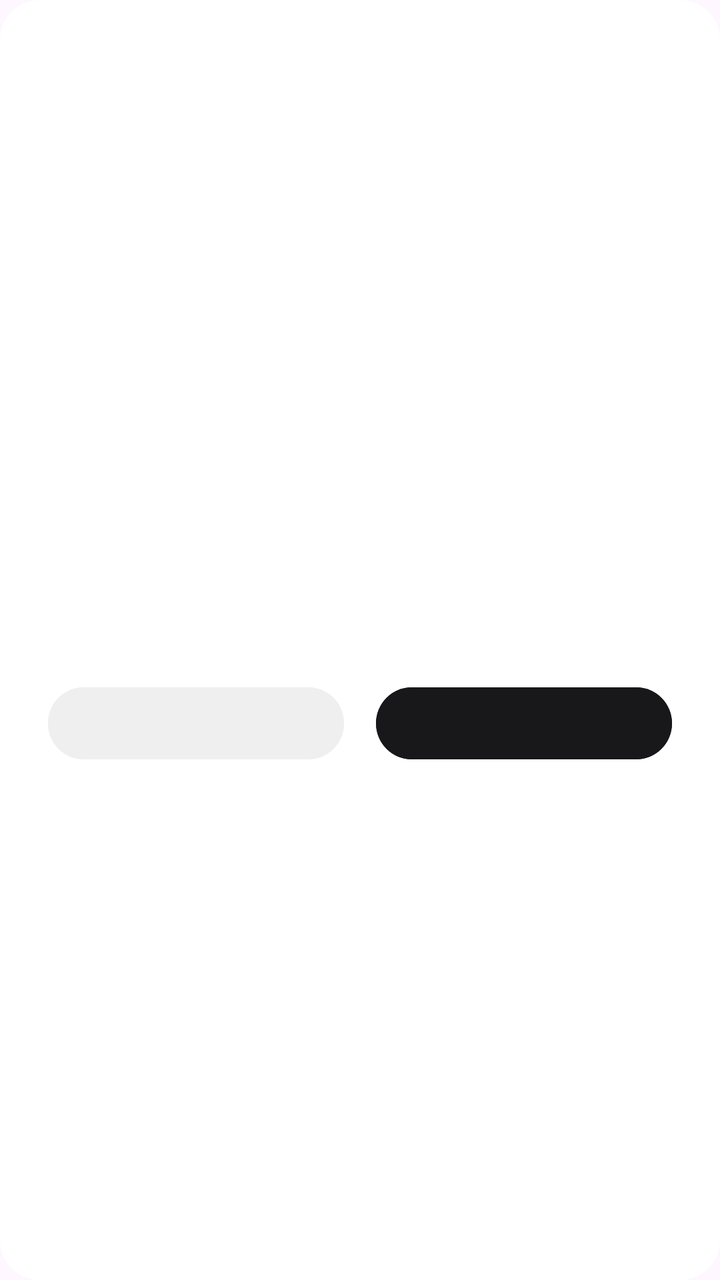
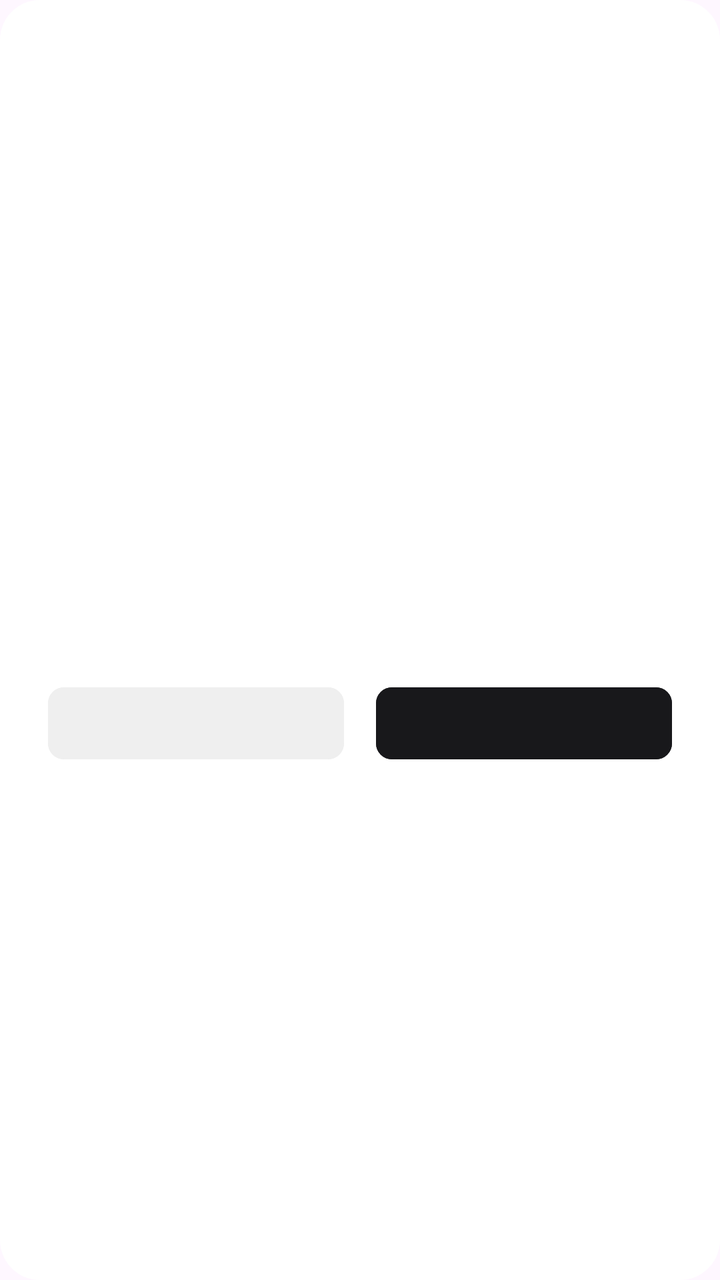

Screens rendered from an Android XML layout before and after an edit, with the pre-edit source and the edit as a unified diff.
<!-- AndroidManifest.xml: application theme Theme.Travel -->
<!-- res/layout/dialog_confirm.xml -->
<?xml version="1.0" encoding="utf-8"?>
<androidx.constraintlayout.widget.ConstraintLayout xmlns:android="http://schemas.android.com/apk/res/android"
    xmlns:app="http://schemas.android.com/apk/res-auto"
    android:layout_width="match_parent"
    android:layout_height="wrap_content"
    android:background="@drawable/bg_dialog"
    android:padding="24dp">

    <TextView
        android:id="@+id/dialogTitle"
        android:layout_width="0dp"
        android:layout_height="wrap_content"
        android:textSize="24sp"
        android:textStyle="normal"
        android:textColor="@color/text_primary"
        android:letterSpacing="0"
        android:lineHeight="32dp"
        android:fontFamily="@font/mont_heavy"
        app:layout_constraintTop_toTopOf="parent"
        app:layout_constraintStart_toStartOf="parent"
        app:layout_constraintEnd_toEndOf="parent" />

    <TextView
        android:id="@+id/dialogMessage"
        android:layout_width="0dp"
        android:layout_height="wrap_content"
        android:layout_marginTop="8dp"
        android:textSize="14sp"
        android:textColor="@color/text_muted"
        android:fontFamily="@font/mont_bold"
        app:layout_constraintTop_toBottomOf="@id/dialogTitle"
        app:layout_constraintStart_toStartOf="parent"
        app:layout_constraintEnd_toEndOf="parent" />

    <com.google.android.material.button.MaterialButton
        android:id="@+id/dialogNegativeButton"
        android:layout_width="0dp"
        android:layout_height="44dp"
        android:layout_marginTop="24dp"
        android:layout_marginEnd="8dp"
        android:backgroundTint="@color/button_secondary"
        android:textColor="@color/button_secondary_text"
        android:textSize="14sp"
        android:textAllCaps="false"
        android:letterSpacing="0"
        android:fontFamily="@font/mont_bold"
        app:shapeAppearanceOverlay="@style/ShapeAppearanceOverlay.Circle"
        app:layout_constraintTop_toBottomOf="@id/dialogMessage"
        app:layout_constraintStart_toStartOf="parent"
        app:layout_constraintEnd_toStartOf="@id/dialogPositiveButton"
        app:layout_constraintBottom_toBottomOf="parent" />

    <com.google.android.material.button.MaterialButton
        android:id="@+id/dialogPositiveButton"
        android:layout_width="0dp"
        android:layout_height="44dp"
        android:layout_marginTop="24dp"
        android:layout_marginStart="8dp"
        android:backgroundTint="@color/button_primary"
        android:textColor="@color/button_primary_text"
        android:textSize="14sp"
        android:textAllCaps="false"
        android:letterSpacing="0"
        android:fontFamily="@font/mont_bold"
        app:shapeAppearanceOverlay="@style/ShapeAppearanceOverlay.Circle"
        app:layout_constraintTop_toBottomOf="@id/dialogMessage"
        app:layout_constraintStart_toEndOf="@id/dialogNegativeButton"
        app:layout_constraintEnd_toEndOf="parent"
        app:layout_constraintBottom_toBottomOf="parent" />

</androidx.constraintlayout.widget.ConstraintLayout>
<!-- resources referenced by this layout -->
<resources>
  <color name="button_primary">#FF18181B</color>
  <color name="button_primary_text">#FFFFFFFF</color>
  <color name="button_secondary">#FFEFEFEF</color>
  <color name="button_secondary_text">#FF000000</color>
  <color name="text_muted">#FF71717A</color>
  <color name="text_primary">#FF18181B</color>
  <!-- drawable bg_dialog (drawable) -->
  <?xml version="1.0" encoding="utf-8"?>
  <shape xmlns:android="http://schemas.android.com/apk/res/android">
      <solid android:color="#FFFFFF" />
      <corners android:radius="20dp" />
  </shape>
  <style name="ShapeAppearanceOverlay.Circle" parent="">
          <item name="cornerSize">50%</item>
      </style>
  <style name="Theme.Travel" parent="Theme.Material3.DayNight.NoActionBar">
          <item name="colorPrimary">#2196F3</item>
          <item name="colorOnPrimary">@android:color/white</item>
      </style>
</resources>

<!-- the commit's change to res/layout/dialog_confirm.xml (unified diff, before → after) -->
@@ -43,6 +43,7 @@
         android:textSize="14sp"
         android:textAllCaps="false"
         android:letterSpacing="0"
+        app:cornerRadius="8dp"
         android:fontFamily="@font/mont_bold"
         app:shapeAppearanceOverlay="@style/ShapeAppearanceOverlay.Circle"
         app:layout_constraintTop_toBottomOf="@id/dialogMessage"
@@ -61,6 +62,7 @@
         android:textSize="14sp"
         android:textAllCaps="false"
         android:letterSpacing="0"
+        app:cornerRadius="8dp"
         android:fontFamily="@font/mont_bold"
         app:shapeAppearanceOverlay="@style/ShapeAppearanceOverlay.Circle"
         app:layout_constraintTop_toBottomOf="@id/dialogMessage"
